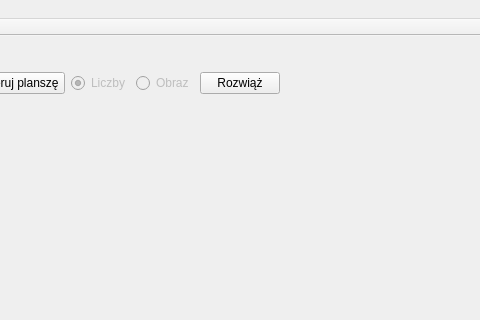
First picture: the form in mainwindow.ui, repository KsaneK/QtPuzzleGame, before the edit; both pictures show x 113 to 593 and y 0 to 320 of the 800 by 600 pixel window.
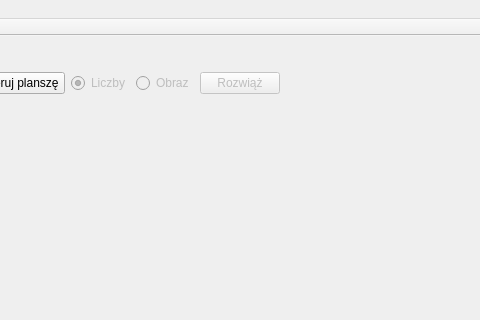
Second picture: the form after the edit. The open tabs and pages were chosen to show the change.

```diff
--- a/mainwindow.ui
+++ b/mainwindow.ui
@@ -170,6 +170,9 @@
             </item>
             <item>
              <widget class="QPushButton" name="solveBtn">
+              <property name="enabled">
+               <bool>false</bool>
+              </property>
               <property name="text">
                <string>Rozwiąż</string>
               </property>
```
